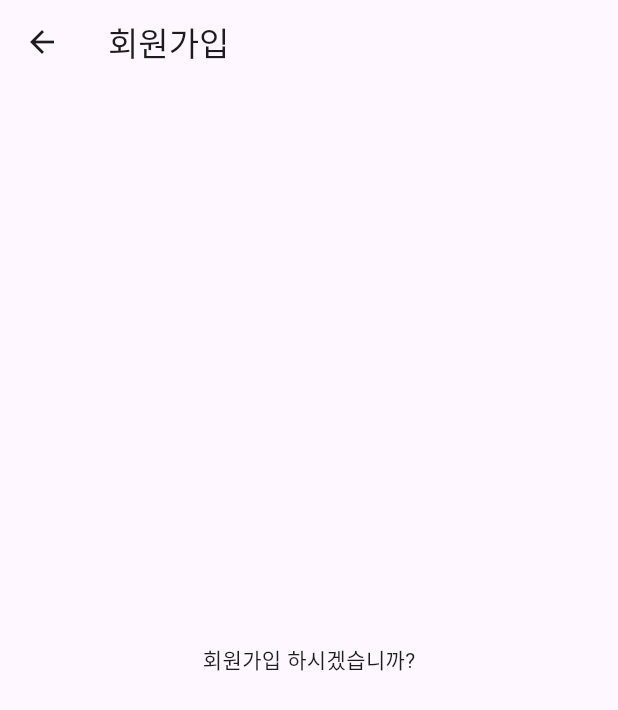
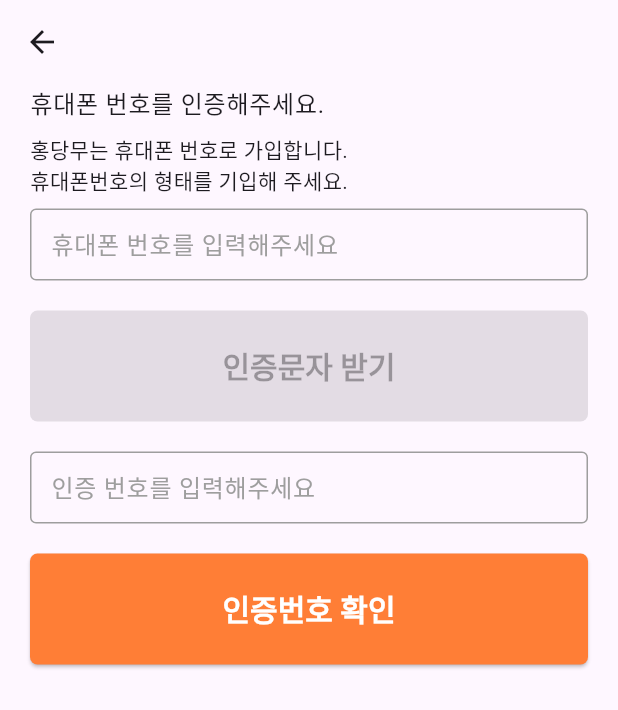
Before and after one commit to LeeFavor/carrotFlutter, a Flutter app: the Register screen opened by its route, on a phone screen of 412 x 824 dp. Shown: the top 710 px of the screen. Run offline on Flutter 3.47's test engine with Material 3 defaults, Android fonts, the phone set to English and light mode, and no system bars; our stand-ins replace get.

```diff
--- a/lib/src/screens/auth/register.dart
+++ b/lib/src/screens/auth/register.dart
@@ -1,17 +1,99 @@
+import 'package:carrot_flutter/src/screens/controllers/authController.dart';
 import 'package:flutter/material.dart';
+import 'package:get/get.dart';
 
-class Register extends StatelessWidget {
+class Register extends StatefulWidget {
   const Register({super.key});
+
+  @override
+  State<Register> createState() => _RegisterState();
+}
+
+class _RegisterState extends State<Register> {
+  final authController = Get.put(AuthController());
+  final _phoneController = TextEditingController();
+  final _codeController = TextEditingController();
+  @override
+  void initState() {
+  super.initState();
+  _phoneController.addListener(() {
+  authController.updateButtonState(_phoneController);
+  });
+  }
+  @override
+  void dispose() {
+  _phoneController.removeListener(() {
+  authController.updateButtonState(_phoneController);
+  });
+  super.dispose();
+  }
+  _submit() {
+    authController.requestVerificationCode(_phoneController.text);
+  }
+
+  _confirm() async {
+  bool result = await
+  authController.verifyPhoneNumber(_codeController.text);
+    if (result) {
+    // Get.to(() => const RegisterForm());
+    }
+  }
 
   @override
   Widget build(BuildContext context) {
     return Scaffold(
-      appBar: AppBar(
-        title: const Text("회원가입"),
+    appBar: AppBar(),
+    body: Padding(
+      padding: const EdgeInsets.symmetric(horizontal: 20),
+      child: ListView(
+        children: [
+          Text(
+          '휴대폰 번호를 인증해주세요.',
+          style: Theme.of(context).textTheme.bodyLarge,
+          ),
+          const SizedBox(height: 8),
+          const Text('홍당무는 휴대폰 번호로 가입합니다.\n휴대폰번호의 형태를 기입해 주세요.'),
+          const SizedBox(height: 8),
+          TextField(
+            controller: _phoneController,
+            keyboardType: TextInputType.phone,
+            style: const TextStyle(fontSize: 16),
+            decoration: const InputDecoration(
+            hintText: '휴대폰 번호를 입력해주세요',
+            ),
+            ),
+            const SizedBox(height: 20),
+            Obx(
+            () => ElevatedButton(
+            onPressed:
+            authController.isButtonEnabled.value ? _submit : null,
+            child: Text(authController.buttonText.value),
+            ),
+            ),
+            Obx(
+              () => Visibility(
+            // visible: authController.showVerifyForm.value,
+            visible: true,
+            child: Column(
+            mainAxisSize: MainAxisSize.min,
+            children: [
+            SizedBox(height: 20),
+            TextField(
+            controller: _codeController,
+            style: TextStyle(fontSize: 16),
+            decoration: InputDecoration(
+            hintText: '인증 번호를 입력해주세요',
+            ),
+            ),
+            SizedBox(height: 20),
+            ElevatedButton(onPressed: _confirm, child: Text('인증번호 확인')),
+            ],
+            ),
+            ),
+            )
+          ],
+        ),
       ),
-      body: const Center(
-        child: Text("회원가입 하시겠습니까?"),
-      )
     );
   }
 }
```
Also changed, not shown: lib/src/screens/auth/login.dart (+24 -1 lines), lib/src/screens/auth/registerForm.dart (added, +85 -0 lines), lib/src/screens/controllers/authController.dart (added, +106 -0 lines), 1 other file.
